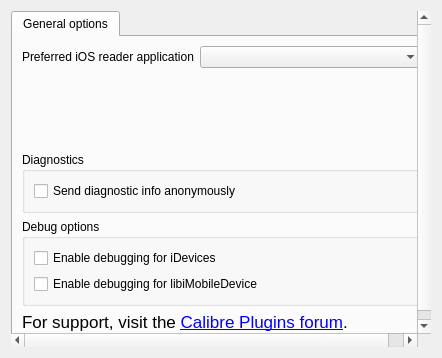
Before: the Qt Designer form widgets/main.ui in Philantrop/calibre-ios-reader-applications, drawn with Qt 5.
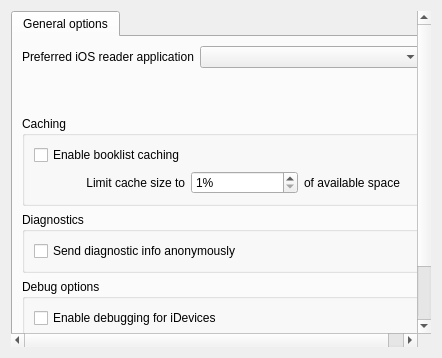
After: the same form once the commit is applied. Icons and pictures are not drawn.

Commit message: Added booklist_caching, caching size limit in config dialog. Added code in Marvin_verlays:_snapshot_booklist() to consult limits before writing cache to device. Added informative to _log_metrics() explaining that no identifying information is captured, as the device_udid is encrypted before logging.

```diff
--- a/widgets/main.ui
+++ b/widgets/main.ui
@@ -32,7 +32,7 @@
         <x>0</x>
         <y>0</y>
         <width>422</width>
-        <height>334</height>
+        <height>412</height>
        </rect>
       </property>
       <layout class="QVBoxLayout" name="verticalLayout">
@@ -83,7 +83,7 @@
            <item row="0" column="1" colspan="2">
             <widget class="QComboBox" name="reader_apps"/>
            </item>
-           <item row="5" column="0" colspan="3">
+           <item row="6" column="0" colspan="3">
             <widget class="QLabel" name="support_label">
              <property name="text">
               <string>&lt;!DOCTYPE HTML PUBLIC &quot;-//W3C//DTD HTML 4.0//EN&quot; &quot;http://www.w3.org/TR/REC-html40/strict.dtd&quot;&gt;
@@ -110,7 +110,7 @@
              </property>
             </spacer>
            </item>
-           <item row="4" column="0" colspan="3">
+           <item row="5" column="0" colspan="3">
             <widget class="QGroupBox" name="debug_options_gb">
              <property name="title">
               <string>Debug options</string>
@@ -137,7 +137,7 @@
              </layout>
             </widget>
            </item>
-           <item row="3" column="0" colspan="3">
+           <item row="4" column="0" colspan="3">
             <widget class="QGroupBox" name="diagnostic_options_gb">
              <property name="title">
               <string>Diagnostics</string>
@@ -168,6 +168,55 @@
              </layout>
             </widget>
            </item>
+           <item row="3" column="0" colspan="3">
+            <widget class="QGroupBox" name="caching_gb">
+             <property name="toolTip">
+              <string>Allow caching for faster initialization</string>
+             </property>
+             <property name="title">
+              <string>Caching</string>
+             </property>
+             <layout class="QGridLayout" name="gridLayout_4">
+              <item row="1" column="0">
+               <widget class="QLabel" name="label_2">
+                <property name="text">
+                 <string>Limit cache size to</string>
+                </property>
+                <property name="alignment">
+                 <set>Qt::AlignRight|Qt::AlignTrailing|Qt::AlignVCenter</set>
+                </property>
+               </widget>
+              </item>
+              <item row="1" column="1">
+               <widget class="QSpinBox" name="booklist_cache_limit_sb">
+                <property name="suffix">
+                 <string>%</string>
+                </property>
+                <property name="minimum">
+                 <number>1</number>
+                </property>
+                <property name="maximum">
+                 <number>10</number>
+                </property>
+               </widget>
+              </item>
+              <item row="1" column="2">
+               <widget class="QLabel" name="label_3">
+                <property name="text">
+                 <string>of available space</string>
+                </property>
+               </widget>
+              </item>
+              <item row="0" column="0">
+               <widget class="QCheckBox" name="booklist_caching_cb">
+                <property name="text">
+                 <string>Enable booklist caching</string>
+                </property>
+               </widget>
+              </item>
+             </layout>
+            </widget>
+           </item>
           </layout>
          </widget>
         </widget>
```
The commit also changes 3 other files.
